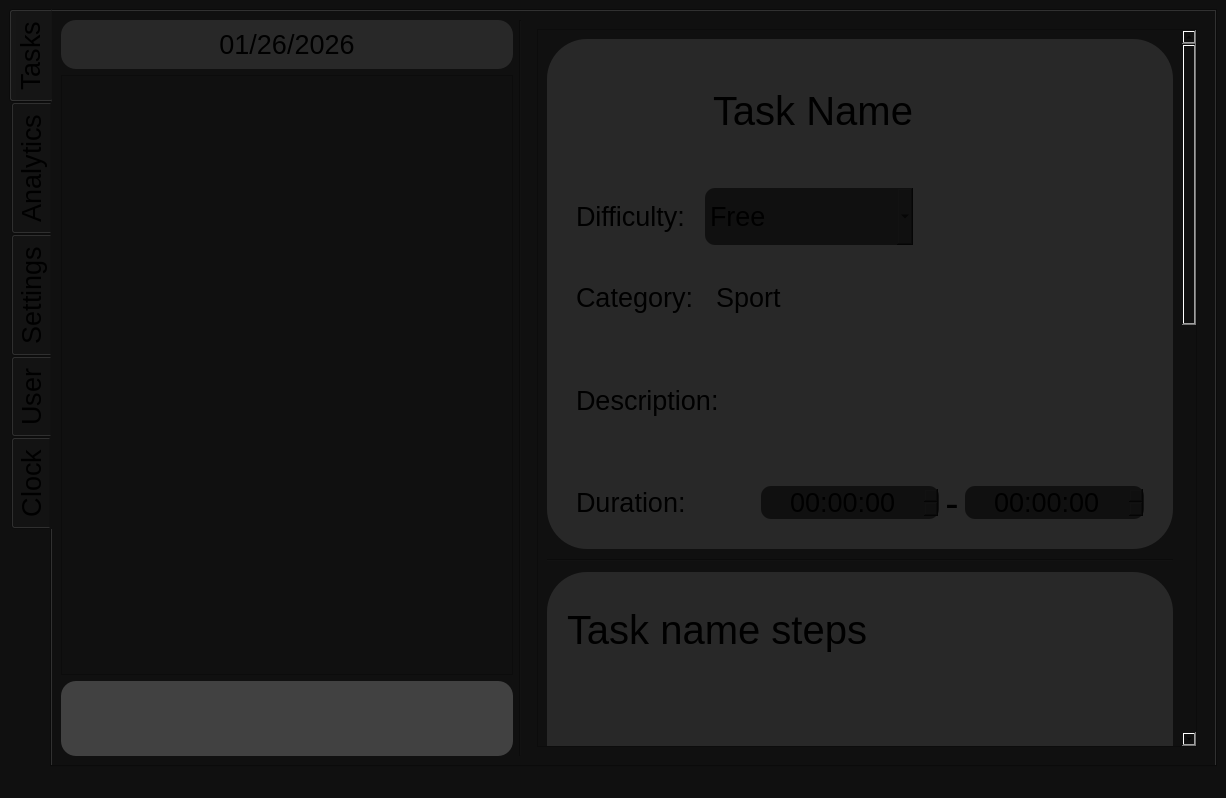
This is ui/windows/v25.ui in YotaBitOn/To-Plan as Qt 5 draws it before an edit. The edited form follows.
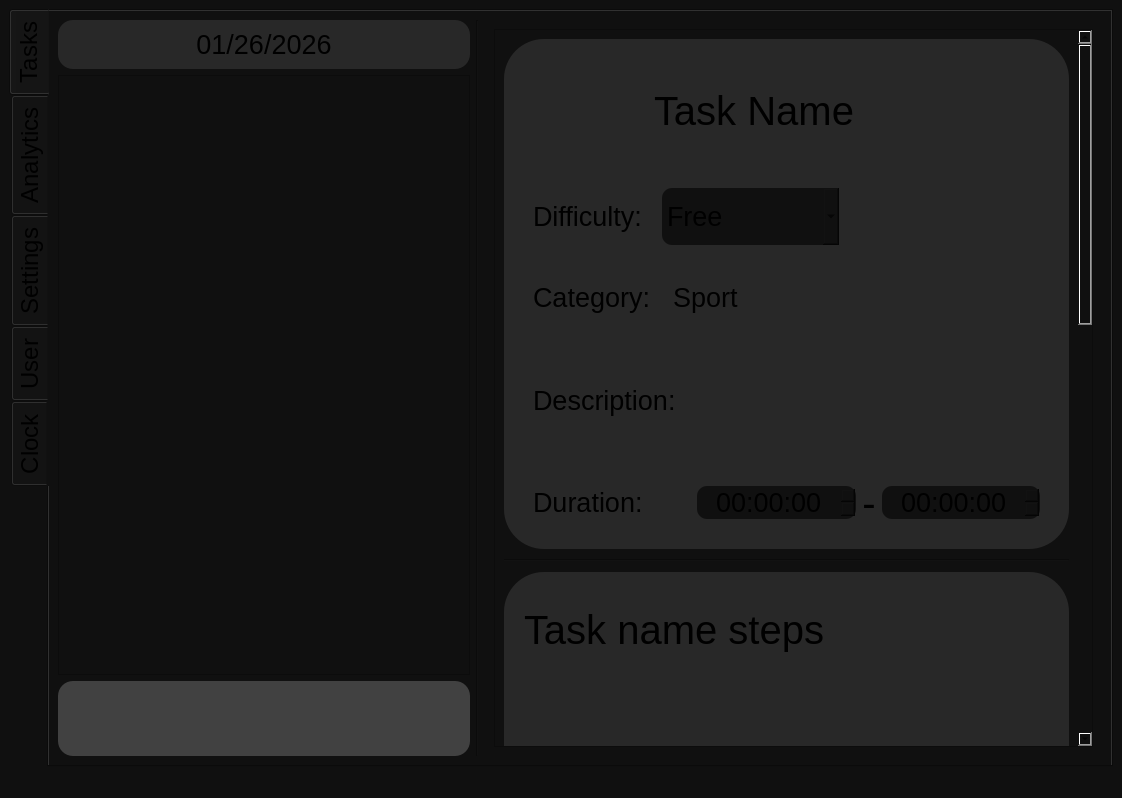
This is the edited form. The open tabs and pages were chosen to show the change. Icons and pictures are not drawn.

```diff
--- a/ui/windows/v25.ui
+++ b/ui/windows/v25.ui
@@ -6,7 +6,7 @@
    <rect>
     <x>0</x>
     <y>0</y>
-    <width>1226</width>
+    <width>1122</width>
     <height>798</height>
    </rect>
   </property>
@@ -34,7 +34,7 @@
       </property>
       <property name="font">
        <font>
-        <pointsize>20</pointsize>
+        <pointsize>18</pointsize>
        </font>
       </property>
       <property name="styleSheet">
@@ -180,7 +180,7 @@
               <rect>
                <x>0</x>
                <y>0</y>
-               <width>446</width>
+               <width>406</width>
                <height>568</height>
               </rect>
              </property>
@@ -284,8 +284,8 @@
                <property name="geometry">
                 <rect>
                  <x>0</x>
-                 <y>0</y>
-                 <width>640</width>
+                 <y>-660</y>
+                 <width>580</width>
                  <height>1863</height>
                 </rect>
                </property>
```
Left out of the diff: 28 changed lines with no effect on the pictures.
